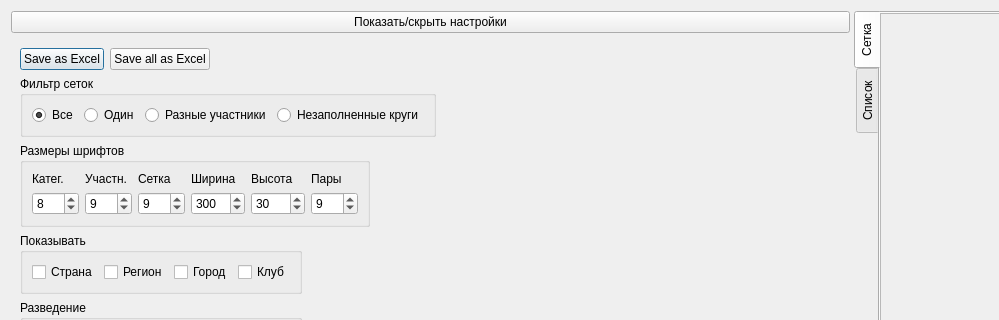
First picture: the form in TournamentManager/dialogtournamentgrid.ui, repository BarsukAlexey/xelarogi, before the edit; both pictures show x 0 to 999 and y 0 to 320 of the 1371 by 688 pixel window.
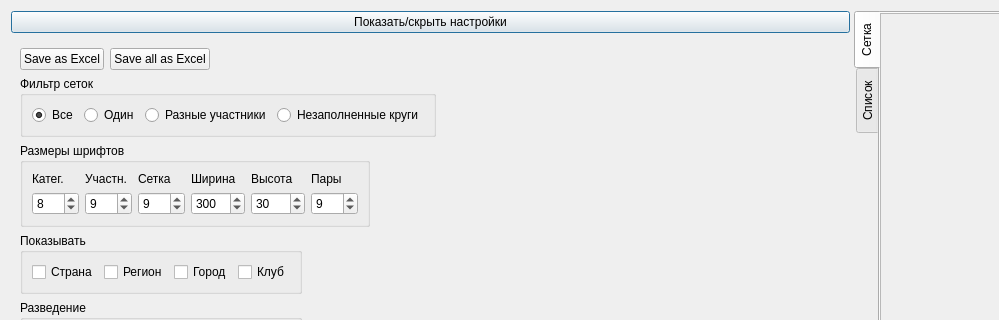
Second picture: the form after the edit. Custom widgets are drawn as their Qt base class.

The edit to the form file:
```diff
--- a/TournamentManager/dialogtournamentgrid.ui
+++ b/TournamentManager/dialogtournamentgrid.ui
@@ -30,7 +30,7 @@
           <bool>true</bool>
          </property>
          <property name="autoDefault">
-          <bool>false</bool>
+          <bool>true</bool>
          </property>
         </widget>
        </item>
@@ -50,6 +50,9 @@
               <property name="text">
                <string>Save as Excel</string>
               </property>
+              <property name="autoDefault">
+               <bool>false</bool>
+              </property>
              </widget>
             </item>
             <item>
```
Left out of the diff: 15 changed lines with no effect on the pictures.
